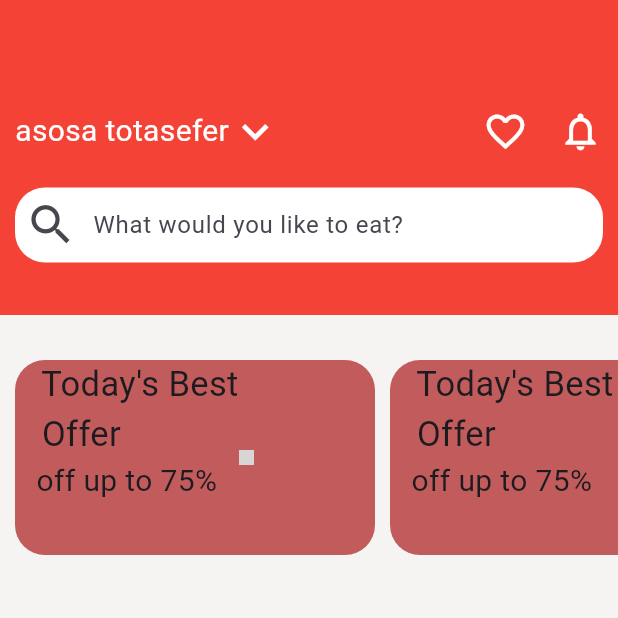
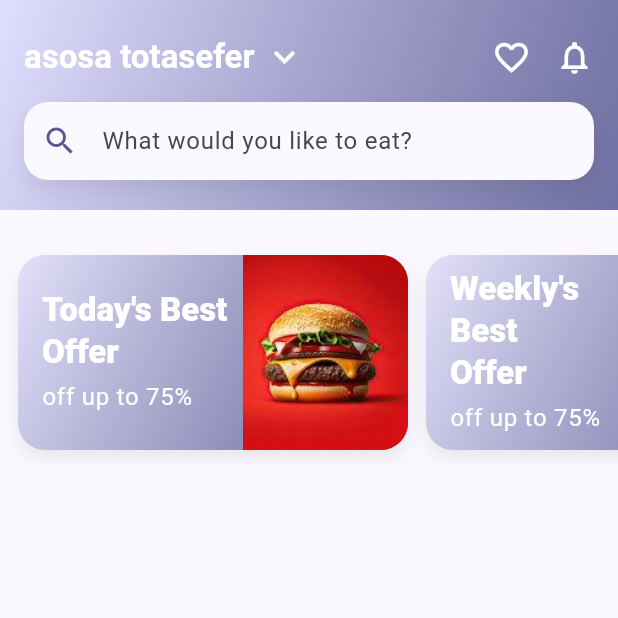
Before and after one commit to dejen-achenf/assosa_delivery, a Flutter app: the screen it shows after launch, on a phone screen of 412 x 824 dp, the top half of it. Run offline on Flutter 3.47's test engine with Material 3 defaults, Android fonts, the phone set to English and light mode, and no system bars; grey boxes are pictures that could not be loaded.

Commit message:
commiting after some color change

```diff
--- a/lib/features/home/home_screen.dart
+++ b/lib/features/home/home_screen.dart
@@ -10,84 +10,98 @@ class Home extends StatefulWidget {
 class _HomeState extends State<Home> {
   @override
   Widget build(BuildContext context) {
+    final ColorScheme scheme = Theme.of(context).colorScheme;
     return Scaffold(
-      body: Container(
-        color: const Color.fromARGB(255, 245, 244, 243),
+      backgroundColor: scheme.surface,
+      body: SafeArea(
+        bottom: false,
         child: Column(
+          crossAxisAlignment: CrossAxisAlignment.start,
           children: [
             Container(
               width: double.infinity,
-              height: 210,
-              decoration: const BoxDecoration(
-                color: Colors.red,
+              decoration: BoxDecoration(
+                gradient: LinearGradient(
+                  begin: Alignment.topLeft,
+                  end: Alignment.bottomRight,
+                  colors: [
+                    scheme.primaryContainer,
+                    scheme.primary.withOpacity(0.85),
+                  ],
+                ),
               ),
-              padding: const EdgeInsets.only(top: 70, right: 10, left: 10),
+              padding: const EdgeInsets.fromLTRB(16, 24, 16, 20),
               child: Column(
+                crossAxisAlignment: CrossAxisAlignment.start,
                 children: [
                   Row(
                     mainAxisAlignment: MainAxisAlignment.spaceBetween,
                     children: [
                       Row(
-                        children: const [
+                        children: [
                           Text(
                             "asosa totasefer",
-                            style: TextStyle(fontSize: 20, color: Colors.white),
+                            style: Theme.of(context)
+                                .textTheme
+                                .titleLarge
+                                ?.copyWith(
+                                  color: scheme.onPrimary,
+                                  fontWeight: FontWeight.w700,
+                                ),
                           ),
-                          Icon(
-                            Icons.expand_more,
-                            color: Colors.white,
-                            size: 35,
-                          )
+                          const SizedBox(width: 6),
+                          Icon(Icons.expand_more,
+                              color: scheme.onPrimary, size: 28),
                         ],
                       ),
                       Row(
-                        children: const [
-                          Icon(
-                            Icons.favorite_border,
-                            color: Colors.white,
-                            size: 30,
-                          ),
-                          SizedBox(width: 20),
-                          Icon(
-                            Icons.notifications_none,
-                            color: Colors.white,
-                            size: 30,
-                          )
+                        children: [
+                          Icon(Icons.favorite_border,
+                              color: scheme.onPrimary, size: 26),
+                          const SizedBox(width: 16),
+                          Icon(Icons.notifications_none,
+                              color: scheme.onPrimary, size: 26),
                         ],
                       )
                     ],
                   ),
-                  const SizedBox(height: 20),
-                  TextField(
-                    decoration: InputDecoration(
-                      filled: true,
-                      fillColor: Colors.white,
-                      prefixIcon: const Icon(
-                        Icons.search,
-                        size: 35,
-                      ),
-                      hintText: 'What would you like to eat?',
-                      contentPadding: const EdgeInsets.symmetric(
-                          vertical: 13, horizontal: 25),
-                      border: OutlineInputBorder(
-                        borderRadius: BorderRadius.circular(20),
-                        borderSide: BorderSide.none,
+                  const SizedBox(height: 16),
+                  Container(
+                    decoration: BoxDecoration(
+                      color: scheme.surface,
+                      borderRadius: BorderRadius.circular(16),
+                      boxShadow: [
+                        BoxShadow(
+                          color: scheme.shadow.withOpacity(0.08),
+                          blurRadius: 12,
+                          offset: const Offset(0, 6),
+                        )
+                      ],
+                    ),
+                    child: TextField(
+                      decoration: InputDecoration(
+                        hintText: 'What would you like to eat?',
+                        hintStyle: TextStyle(color: scheme.onSurfaceVariant),
+                        prefixIcon:
+                            Icon(Icons.search, color: scheme.primary, size: 24),
+                        border: InputBorder.none,
+                        contentPadding: const EdgeInsets.symmetric(
+                            vertical: 14, horizontal: 12),
                       ),
                     ),
-                  )
+                  ),
                 ],
               ),
             ),
             const SizedBox(height: 20),
-
-            // FIXED ListView.builder
-            Container(
+            SizedBox(
               height: 150,
               child: ListView.builder(
                 scrollDirection: Axis.horizontal,
-                itemCount: 4, // Add a count for safety
+                itemCount: 4,
                 itemBuilder: (BuildContext context, int index) {
-                  return const Myoffer(); // No index passed since Myoffer has none
+                  const periods = ["Today", "Weekly", "Monthly", "Yearly"];
+                  return Myoffer(period: periods[index]);
                 },
               ),
             ),
@@ -100,7 +114,8 @@ class _HomeState extends State<Home> {
 
 // Your Myoffer Widget
 class Myoffer extends StatefulWidget {
-  const Myoffer({super.key});
+  final String period;
+  const Myoffer({super.key, required this.period});
 
   @override
   State<Myoffer> createState() => _MyofferState();
@@ -109,41 +124,82 @@ class Myoffer extends StatefulWidget {
 class _MyofferState extends State<Myoffer> {
   @override
   Widget build(BuildContext context) {
-    return Container(
-      child: Row(
-        children: [
-          Container(
-            margin: const EdgeInsets.only(left: 10),
-            height: 130,
-            width: 240,
-            decoration: BoxDecoration(
-              color: const Color.fromARGB(255, 194, 92, 92),
-              borderRadius: BorderRadius.circular(20),
+    final ColorScheme scheme = Theme.of(context).colorScheme;
+    return Row(
+      children: [
+        Container(
+          margin: const EdgeInsets.only(left: 12),
+          height: 130,
+          width: 260,
+          decoration: BoxDecoration(
+            borderRadius: BorderRadius.circular(18),
+            gradient: LinearGradient(
+              colors: [
+                scheme.secondaryContainer,
+                scheme.primary.withOpacity(0.9)
+              ],
+              begin: Alignment.topLeft,
+              end: Alignment.bottomRight,
             ),
-            child: Row(
-              children: [
-                Column(
+            boxShadow: [
+              BoxShadow(
+                color: scheme.shadow.withOpacity(0.08),
+                blurRadius: 10,
+                offset: const Offset(0, 6),
+              ),
+            ],
+          ),
+          child: Row(
+            crossAxisAlignment: CrossAxisAlignment.center,
+            children: [
+              const SizedBox(width: 16),
+              Expanded(
+                child: Column(
+                  mainAxisAlignment: MainAxisAlignment.center,
+                  crossAxisAlignment: CrossAxisAlignment.start,
                   children: [
                     Text(
-                      "   Today's Best\n   Offer",
-                      style: TextStyle(fontSize: 23),
+                      widget.period == "Today"
+                          ? "Today's Best"
+                          : "${widget.period}'s Best",
+                      style: Theme.of(context).textTheme.titleLarge?.copyWith(
+                            color: scheme.onPrimary,
+                            fontWeight: FontWeight.w800,
+                          ),
                     ),
                     Text(
+                      "Offer",
+                      style: Theme.of(context).textTheme.titleLarge?.copyWith(
+                            color: scheme.onPrimary,
+                            fontWeight: FontWeight.w800,
+                          ),
+                    ),
+                    const SizedBox(height: 4),
+                    Text(
                       "off up to 75%",
-                      style: TextStyle(fontSize: 20),
+                      style: Theme.of(context).textTheme.bodyLarge?.copyWith(
+                            color: scheme.onPrimary,
+                          ),
                     ),
                   ],
                 ),
-                Image.asset(
+              ),
+              ClipRRect(
+                borderRadius: const BorderRadius.only(
+                  topRight: Radius.circular(18),
+                  bottomRight: Radius.circular(18),
+                ),
+                child: Image.asset(
                   "assets/images/burger.png",
-                  height: 10,
-                  width: 10,
-                )
-              ],
-            ),
+                  fit: BoxFit.cover,
+                  height: double.infinity,
+                  width: 110,
+                ),
+              ),
+            ],
           ),
-        ],
-      ),
+        ),
+      ],
     );
   }
 }
--- a/lib/main.dart
+++ b/lib/main.dart
@@ -1,9 +1,33 @@
-import "package:asosa_delivery/core/constants/splash.dart";
 import "package:asosa_delivery/features/home/home_screen.dart";
 import "package:flutter/material.dart";
 
 void main() {
-  return runApp(MaterialApp(
-    home: Home(),
-  ));
+  return runApp(const AsosaDeliveryApp());
 }
+
+class AsosaDeliveryApp extends StatelessWidget {
+  const AsosaDeliveryApp({super.key});
+
+  @override
+  Widget build(BuildContext context) {
+    const Color seed = Color(0xFF5E60CE);
+    final ThemeData baseLight = ThemeData(
+      useMaterial3: true,
+      colorSchemeSeed: seed,
+      brightness: Brightness.light,
+    );
+    final ThemeData baseDark = ThemeData(
+      useMaterial3: true,
+      colorSchemeSeed: seed,
+      brightness: Brightness.dark,
+    );
+
+    return MaterialApp(
+      debugShowCheckedModeBanner: false,
+      theme: baseLight,
+      darkTheme: baseDark,
+      themeMode: ThemeMode.system,
+      home: const Home(),
+    );
+  }
+}
--- a/pubspec.yaml
+++ b/pubspec.yaml
@@ -58,7 +58,7 @@ flutter:
 
   # To add assets to your application, add an assets section, like this:
   assets:
-    - assets/images/image.png
+    - assets/images/
 
   # An image asset can refer to one or more resolution-specific "variants", see
   # https://flutter.dev/to/resolution-aware-images
```
